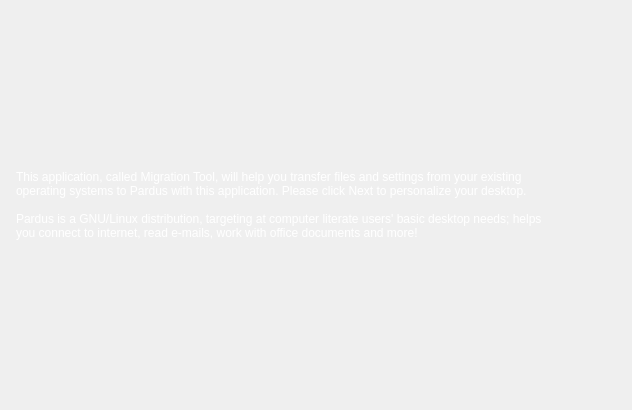
First picture: the form in kde4/migration4/src/migration/gui/ui/welcomeWidget.ui, repository pars-linux/uludag, before the edit.
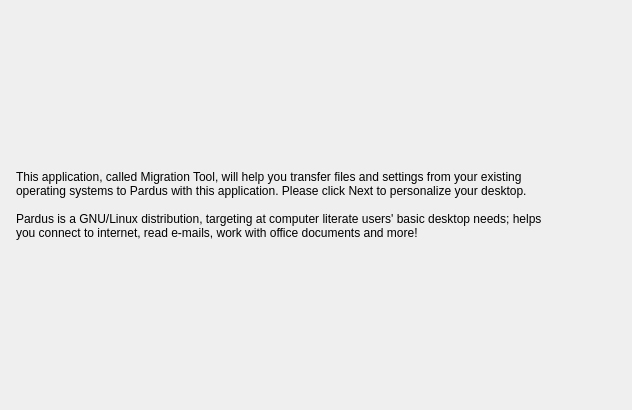
Second picture: the form after the edit. Icons and pictures are not drawn.

The edit to the form file:
```diff
--- a/kde4/migration4/src/migration/gui/ui/welcomeWidget.ui
+++ b/kde4/migration4/src/migration/gui/ui/welcomeWidget.ui
@@ -14,7 +14,7 @@
    <string>Welcome</string>
   </property>
   <property name="styleSheet">
-   <string notr="true">color: white</string>
+   <string notr="true">color: black</string>
   </property>
   <layout class="QGridLayout" name="gridLayout">
    <item row="0" column="1">
```
Left out of the diff: 10 changed lines with no effect on the pictures.
